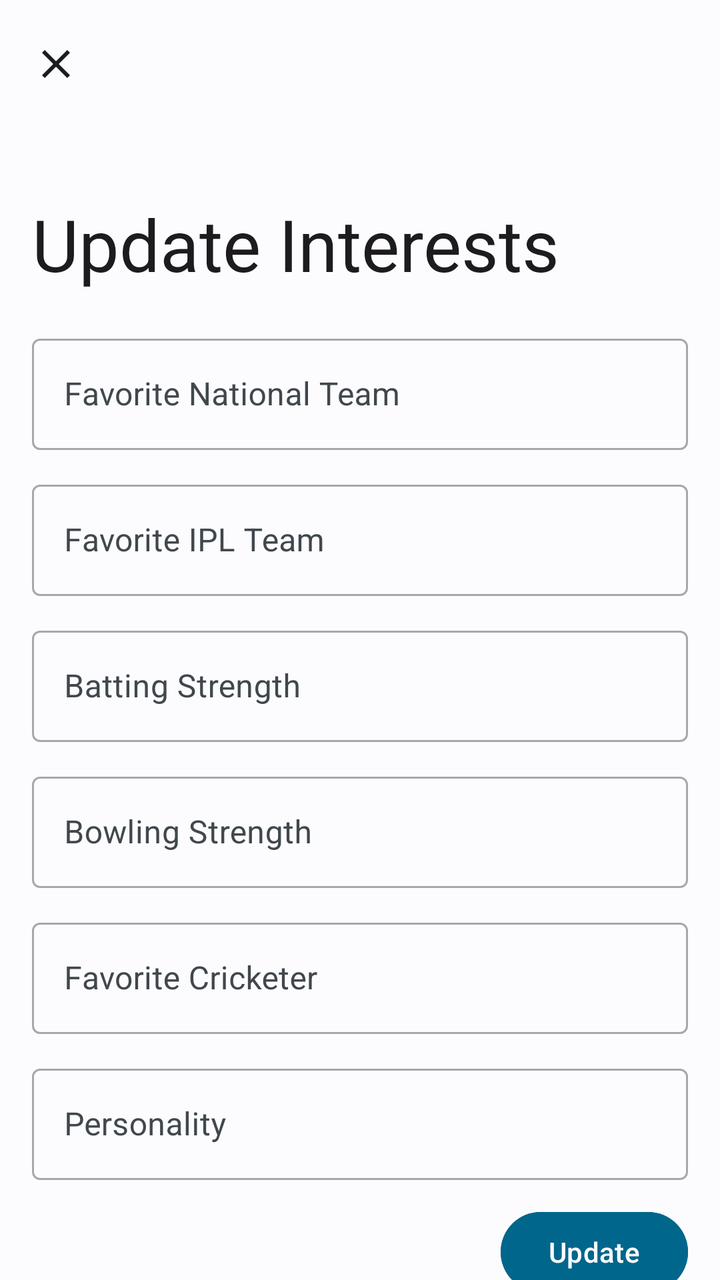
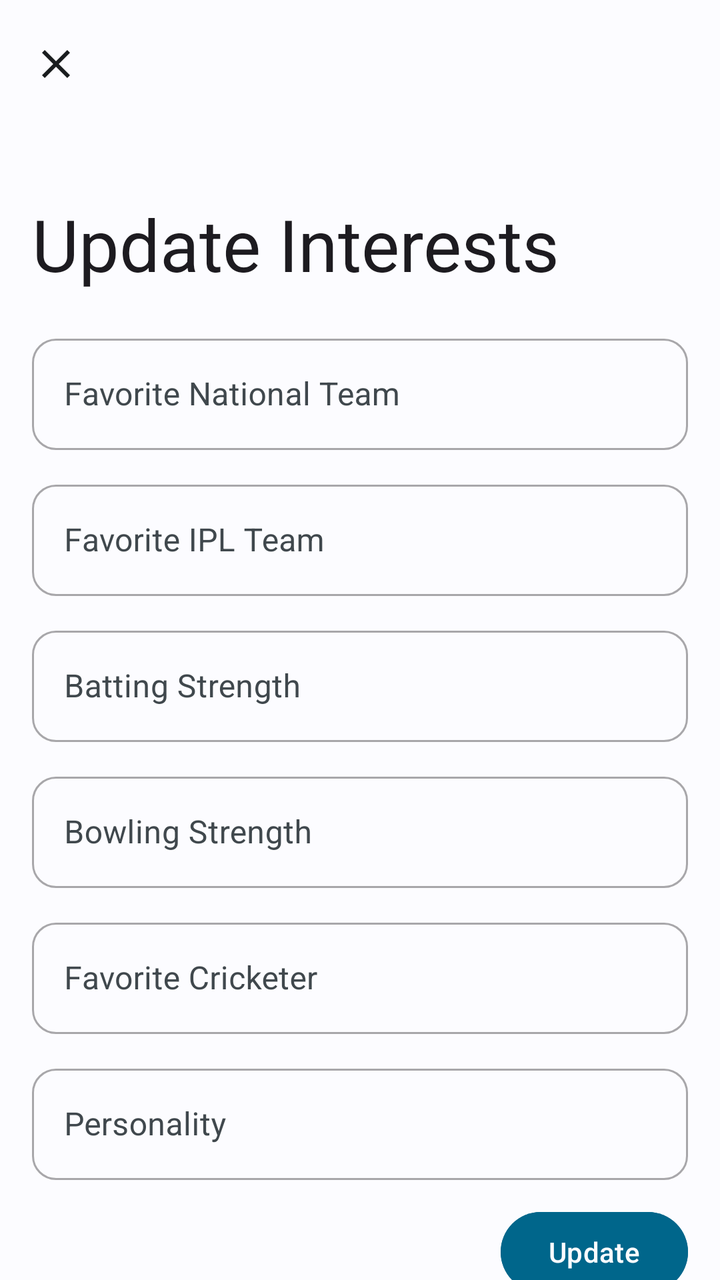

Compare the two renders of this Android layout. The source of the first and the diff that turns it into the second are given below.
<!-- AndroidManifest.xml: application theme Theme.Main -->
<!-- res/layout/update_interests_dialog.xml -->
<?xml version="1.0" encoding="utf-8"?>
<androidx.coordinatorlayout.widget.CoordinatorLayout xmlns:android="http://schemas.android.com/apk/res/android"
    xmlns:app="http://schemas.android.com/apk/res-auto"
    xmlns:tools="http://schemas.android.com/tools"
    android:layout_width="match_parent"
    android:fitsSystemWindows="true"
    android:layout_height="match_parent"
    android:background="?attr/screen_background"
    tools:context=".Activity.ProfileActivity">

    <com.google.android.material.appbar.AppBarLayout
        android:id="@+id/appBarLayout"
        android:layout_width="match_parent"
        android:layout_height="wrap_content"
        android:layout_gravity="top"
        android:background="?attr/screen_background"
        android:hapticFeedbackEnabled="true">

        <com.google.android.material.appbar.CollapsingToolbarLayout
            android:id="@+id/ctl_home"
            style="?attr/collapsingToolbarLayoutLargeStyle"
            android:layout_width="match_parent"
            android:layout_height="?attr/collapsingToolbarLayoutLargeSize"
            android:fitsSystemWindows="true"
            app:contentScrim="?attr/bar_background"
            app:expandedTitleTextAppearance="@style/CollapsingToolbarStyle"
            app:layout_scrollFlags="scroll|exitUntilCollapsed|snap"
            app:statusBarScrim="?attr/bar_background"
            app:titleCollapseMode="fade">

            <com.google.android.material.appbar.MaterialToolbar
                android:id="@+id/toolbar_home"
                android:layout_width="match_parent"
                android:layout_height="?attr/actionBarSize"
                android:hapticFeedbackEnabled="true"
                app:layout_collapseMode="pin"
                app:title="Update Interests">

                <ImageView
                    android:id="@+id/add_player_back"
                    android:layout_width="24dp"
                    android:layout_height="match_parent"
                    android:layout_gravity="center_vertical"
                    android:layout_marginRight="12dp"
                    android:src="@drawable/baseline_close_24"
                    app:tint="?attr/main_text" />

            </com.google.android.material.appbar.MaterialToolbar>

        </com.google.android.material.appbar.CollapsingToolbarLayout>

    </com.google.android.material.appbar.AppBarLayout>

    <androidx.core.widget.NestedScrollView
        android:layout_width="match_parent"
        android:layout_height="match_parent"
        app:layout_behavior="@string/appbar_scrolling_view_behavior">

        <LinearLayout
            android:layout_width="match_parent"
            android:layout_height="wrap_content"
            android:overScrollMode="always"
            android:orientation="vertical">

            <com.google.android.material.textfield.TextInputLayout
                style="@style/Widget.MaterialComponents.TextInputLayout.OutlinedBox"
                android:layout_width="match_parent"
                android:layout_height="wrap_content"
                android:layout_marginHorizontal="16dp"
                android:hint="Favorite National Team"
                android:layout_marginTop="12dp"
                android:textColorHint="?attr/secondary_text"
                app:hintTextColor="?attr/button_background"
                app:layout_constraintEnd_toEndOf="parent"
                app:layout_constraintStart_toStartOf="parent"
                app:layout_constraintTop_toBottomOf="@+id/sign_text"
                app:placeholderTextColor="?attr/button_background">

                <com.google.android.material.textfield.TextInputEditText
                    android:id="@+id/national"
                    android:layout_width="match_parent"
                    android:layout_height="wrap_content"
                    android:inputType="textCapSentences"
                    android:textColor="?attr/main_text"
                    android:textColorHint="?attr/secondary_text" />

            </com.google.android.material.textfield.TextInputLayout>

            <com.google.android.material.textfield.TextInputLayout
                style="@style/Widget.MaterialComponents.TextInputLayout.OutlinedBox"
                android:layout_width="match_parent"
                android:layout_height="wrap_content"
                android:layout_marginHorizontal="16dp"
                android:hint="Favorite IPL Team"
                android:layout_marginTop="12dp"
                android:textColorHint="?attr/secondary_text"
                app:hintTextColor="?attr/button_background"
                app:layout_constraintEnd_toEndOf="parent"
                app:layout_constraintStart_toStartOf="parent"
                app:layout_constraintTop_toBottomOf="@+id/sign_text"
                app:placeholderTextColor="?attr/button_background">

                <com.google.android.material.textfield.TextInputEditText
                    android:id="@+id/ipl"
                    android:layout_width="match_parent"
                    android:layout_height="wrap_content"
                    android:inputType="textCapSentences"
                    android:textColor="?attr/main_text"
                    android:textColorHint="?attr/secondary_text" />

            </com.google.android.material.textfield.TextInputLayout>

            <com.google.android.material.textfield.TextInputLayout
                style="@style/Widget.MaterialComponents.TextInputLayout.OutlinedBox"
                android:layout_width="match_parent"
                android:layout_height="wrap_content"
                android:layout_marginHorizontal="16dp"
                android:hint="Batting Strength"
                android:layout_marginTop="12dp"
                android:textColorHint="?attr/secondary_text"
                app:hintTextColor="?attr/button_background"
                app:layout_constraintEnd_toEndOf="parent"
                app:layout_constraintStart_toStartOf="parent"
                app:layout_constraintTop_toBottomOf="@+id/sign_text"
                app:placeholderTextColor="?attr/button_background">

                <com.google.android.material.textfield.TextInputEditText
                    android:id="@+id/batting_strength"
                    android:layout_width="match_parent"
                    android:layout_height="wrap_content"
                    android:inputType="textCapSentences"
                    android:textColor="?attr/main_text"
                    android:textColorHint="?attr/secondary_text" />

            </com.google.android.material.textfield.TextInputLayout>

            <com.google.android.material.textfield.TextInputLayout
                style="@style/Widget.MaterialComponents.TextInputLayout.OutlinedBox"
                android:layout_width="match_parent"
                android:layout_height="wrap_content"
                android:layout_marginHorizontal="16dp"
                android:hint="Bowling Strength"
                android:layout_marginTop="12dp"
                android:textColorHint="?attr/secondary_text"
                app:hintTextColor="?attr/button_background"
                app:layout_constraintEnd_toEndOf="parent"
                app:layout_constraintStart_toStartOf="parent"
                app:layout_constraintTop_toBottomOf="@+id/sign_text"
                app:placeholderTextColor="?attr/button_background">

                <com.google.android.material.textfield.TextInputEditText
                    android:id="@+id/bowling_strength"
                    android:layout_width="match_parent"
                    android:layout_height="wrap_content"
                    android:inputType="textCapSentences"
                    android:textColor="?attr/main_text"
                    android:textColorHint="?attr/secondary_text" />

            </com.google.android.material.textfield.TextInputLayout>

            <com.google.android.material.textfield.TextInputLayout
                style="@style/Widget.MaterialComponents.TextInputLayout.OutlinedBox"
                android:layout_width="match_parent"
                android:layout_height="wrap_content"
                android:layout_marginHorizontal="16dp"
                android:hint="Favorite Cricketer"
                android:layout_marginTop="12dp"
                android:textColorHint="?attr/secondary_text"
                app:hintTextColor="?attr/button_background"
                app:layout_constraintEnd_toEndOf="parent"
                app:layout_constraintStart_toStartOf="parent"
                app:layout_constraintTop_toBottomOf="@+id/sign_text"
                app:placeholderTextColor="?attr/button_background">

                <com.google.android.material.textfield.TextInputEditText
                    android:id="@+id/cricketer"
                    android:layout_width="match_parent"
                    android:layout_height="wrap_content"
                    android:inputType="textCapSentences"
                    android:textColor="?attr/main_text"
                    android:textColorHint="?attr/secondary_text" />

            </com.google.android.material.textfield.TextInputLayout>

            <com.google.android.material.textfield.TextInputLayout
                style="@style/Widget.MaterialComponents.TextInputLayout.OutlinedBox"
                android:layout_width="match_parent"
                android:layout_height="wrap_content"
                android:layout_marginHorizontal="16dp"
                android:hint="Personality"
                android:layout_marginTop="12dp"
                android:textColorHint="?attr/secondary_text"
                app:hintTextColor="?attr/button_background"
                app:layout_constraintEnd_toEndOf="parent"
                app:layout_constraintStart_toStartOf="parent"
                app:layout_constraintTop_toBottomOf="@+id/sign_text"
                app:placeholderTextColor="?attr/button_background">

                <com.google.android.material.textfield.TextInputEditText
                    android:id="@+id/personality_edt"
                    android:layout_width="match_parent"
                    android:layout_height="wrap_content"
                    android:inputType="textCapSentences"
                    android:textColorHint="?attr/secondary_text" />

            </com.google.android.material.textfield.TextInputLayout>


            <androidx.constraintlayout.widget.ConstraintLayout
                android:layout_width="match_parent"
                android:layout_marginTop="12dp"
                android:layout_marginBottom="16dp"
                android:layout_height="wrap_content"
                android:layout_gravity="bottom">

                <Button
                    android:id="@+id/add_player_upload"
                    android:layout_width="wrap_content"
                    android:layout_height="wrap_content"
                    android:text="Update"
                    android:layout_marginEnd="16dp"
                    android:backgroundTint="?attr/button_background"
                    app:rippleColor="?attr/bar_ui"
                    android:textColor="?attr/screen_background"
                    app:layout_constraintEnd_toEndOf="parent"
                    app:layout_constraintBottom_toBottomOf="parent"
                    app:layout_constraintTop_toTopOf="parent" />

            </androidx.constraintlayout.widget.ConstraintLayout>

        </LinearLayout>
    </androidx.core.widget.NestedScrollView>

</androidx.coordinatorlayout.widget.CoordinatorLayout>
<!-- resources referenced by this layout -->
<resources>
  <!-- drawable baseline_close_24 (drawable) -->
  <vector android:height="24dp" android:tint="#000000"
      android:viewportHeight="24" android:viewportWidth="24"
      android:width="24dp" xmlns:android="http://schemas.android.com/apk/res/android">
      <path android:fillColor="@android:color/white" android:pathData="M19,6.41L17.59,5 12,10.59 6.41,5 5,6.41 10.59,12 5,17.59 6.41,19 12,13.41 17.59,19 19,17.59 13.41,12z"/>
  </vector>
  <style name="CollapsingToolbarStyle">
          <item name="fontFamily">@font/shirt_no_font</item>
          <item name="android:textSize">36sp</item>
      </style>
  <style name="Theme.Main" parent="Theme.Material3.DayNight.NoActionBar">
          <item name="colorPrimary">#8F4A51</item>
          <item name="colorAccent">#8F4A51</item>
          <item name="android:windowContentTransitions">true</item>
          <item name="android:statusBarColor">@android:color/transparent</item>
          <item name="android:navigationBarColor">#FFFBFF</item>
          <item name="screen_background">#FFFBFF</item>
          <item name="ui_background">#FFECED</item>
          <item name="bar_background">#F4DDDE</item>
          <item name="bar_ui">#765658</item>
          <item name="navigation">#Ead0d1</item>
          <item name="button_background">#8F4A51</item>
          <item name="main_text">#201A1A</item>
          <item name="secondary_text">#524344</item>
          <item name="outline">#998E8E</item>
      </style>
</resources>

<!-- the commit's change to res/layout/update_interests_dialog.xml (unified diff, before → after) -->
@@ -65,6 +65,10 @@
             <com.google.android.material.textfield.TextInputLayout
                 style="@style/Widget.MaterialComponents.TextInputLayout.OutlinedBox"
                 android:layout_width="match_parent"
+                app:boxCornerRadiusBottomEnd="12.dp"
+                app:boxCornerRadiusBottomStart="12.dp"
+                app:boxCornerRadiusTopEnd="12.dp"
+                app:boxCornerRadiusTopStart="12.dp"
                 android:layout_height="wrap_content"
                 android:layout_marginHorizontal="16dp"
                 android:hint="Favorite National Team"
@@ -91,6 +95,10 @@
                 android:layout_width="match_parent"
                 android:layout_height="wrap_content"
                 android:layout_marginHorizontal="16dp"
+                app:boxCornerRadiusBottomEnd="12.dp"
+                app:boxCornerRadiusBottomStart="12.dp"
+                app:boxCornerRadiusTopEnd="12.dp"
+                app:boxCornerRadiusTopStart="12.dp"
                 android:hint="Favorite IPL Team"
                 android:layout_marginTop="12dp"
                 android:textColorHint="?attr/secondary_text"
@@ -115,6 +123,10 @@
                 android:layout_width="match_parent"
                 android:layout_height="wrap_content"
                 android:layout_marginHorizontal="16dp"
+                app:boxCornerRadiusBottomEnd="12.dp"
+                app:boxCornerRadiusBottomStart="12.dp"
+                app:boxCornerRadiusTopEnd="12.dp"
+                app:boxCornerRadiusTopStart="12.dp"
                 android:hint="Batting Strength"
                 android:layout_marginTop="12dp"
                 android:textColorHint="?attr/secondary_text"
@@ -139,6 +151,10 @@
                 android:layout_width="match_parent"
                 android:layout_height="wrap_content"
                 android:layout_marginHorizontal="16dp"
+                app:boxCornerRadiusBottomEnd="12.dp"
+                app:boxCornerRadiusBottomStart="12.dp"
+                app:boxCornerRadiusTopEnd="12.dp"
+                app:boxCornerRadiusTopStart="12.dp"
                 android:hint="Bowling Strength"
                 android:layout_marginTop="12dp"
                 android:textColorHint="?attr/secondary_text"
@@ -162,6 +178,10 @@
                 style="@style/Widget.MaterialComponents.TextInputLayout.OutlinedBox"
                 android:layout_width="match_parent"
                 android:layout_height="wrap_content"
+                app:boxCornerRadiusBottomEnd="12.dp"
+                app:boxCornerRadiusBottomStart="12.dp"
+                app:boxCornerRadiusTopEnd="12.dp"
+                app:boxCornerRadiusTopStart="12.dp"
                 android:layout_marginHorizontal="16dp"
                 android:hint="Favorite Cricketer"
                 android:layout_marginTop="12dp"
@@ -188,6 +208,10 @@
                 android:layout_height="wrap_content"
                 android:layout_marginHorizontal="16dp"
                 android:hint="Personality"
+                app:boxCornerRadiusBottomEnd="12.dp"
+                app:boxCornerRadiusBottomStart="12.dp"
+                app:boxCornerRadiusTopEnd="12.dp"
+                app:boxCornerRadiusTopStart="12.dp"
                 android:layout_marginTop="12dp"
                 android:textColorHint="?attr/secondary_text"
                 app:hintTextColor="?attr/button_background"
